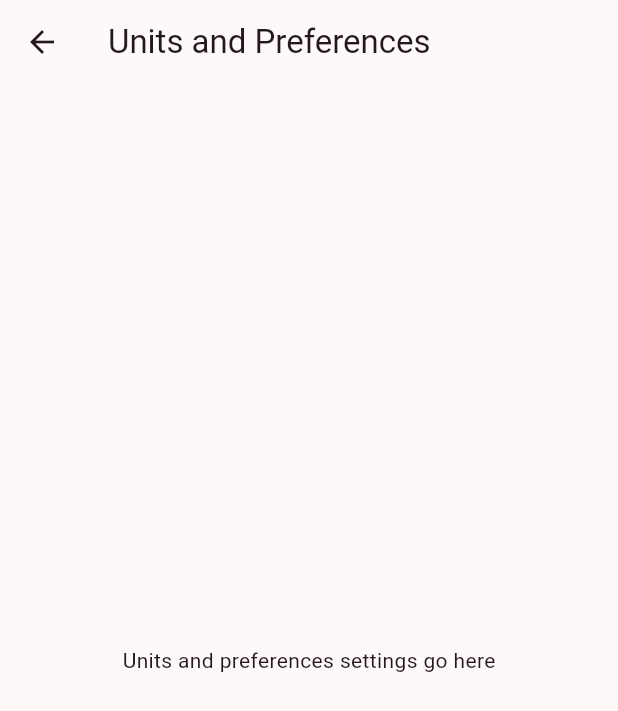
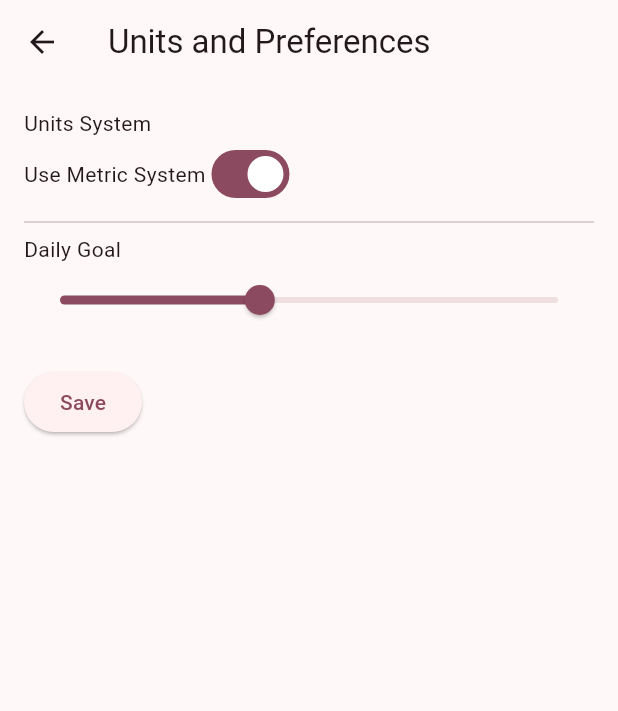
Before and after one commit to CSCI4100U/mobile-group-project-2023-mlja, a Flutter app: the UnitsAndPreferencesSettingsPage screen opened directly, on a phone screen of 412 x 824 dp. Shown: the top 711 px of the screen. Run offline on Flutter 3.47's test engine with Material 2 defaults, Android fonts, the phone set to English and light mode, and no system bars; our stand-ins replace sqflite; accounts and stored records are empty.

Commit message:
added units and preferences class in settings page

```diff
--- a/life_balance_plus/lib/view/pages/settings_page.dart
+++ b/life_balance_plus/lib/view/pages/settings_page.dart
@@ -188,15 +188,65 @@ class _ProfileSettingsPageState extends State<ProfileSettingsPage> {
   }
 }
 
-class UnitsAndPreferencesSettingsPage extends StatelessWidget {
+class UnitsAndPreferencesSettingsPage extends StatefulWidget {
+  @override
+  _UnitsAndPreferencesSettingsPageState createState() =>
+      _UnitsAndPreferencesSettingsPageState();
+}
+
+class _UnitsAndPreferencesSettingsPageState
+    extends State<UnitsAndPreferencesSettingsPage> {
+  bool useMetricSystem = true;
+  int dailyGoal = 2000;
+
   @override
   Widget build(BuildContext context) {
     return Scaffold(
       appBar: AppBar(
         title: Text('Units and Preferences'),
       ),
-      body: Center(
-        child: Text('Units and preferences settings go here'),
+      body: Padding(
+        padding: const EdgeInsets.all(16.0),
+        child: Column(
+          crossAxisAlignment: CrossAxisAlignment.start,
+          children: [
+            Text('Units System'),
+            Row(
+              children: [
+                Text('Use Metric System'),
+                Switch(
+                  value: useMetricSystem,
+                  onChanged: (value) {
+                    setState(() {
+                      useMetricSystem = value;
+                    });
+                  },
+                ),
+              ],
+            ),
+            Divider(),
+            Text('Daily Goal'),
+            Slider(
+              value: dailyGoal.toDouble(),
+              onChanged: (value) {
+                setState(() {
+                  dailyGoal = value.round();
+                });
+              },
+              min: 0,
+              max: 5000,
+              divisions: 100,
+              label: dailyGoal.toString(),
+            ),
+            SizedBox(height: 20.0),
+            ElevatedButton(
+              onPressed: () {
+                // Save the updated units and preferences to the server or storage here.
+              },
+              child: Text('Save'),
+            ),
+          ],
+        ),
       ),
     );
   }
```
